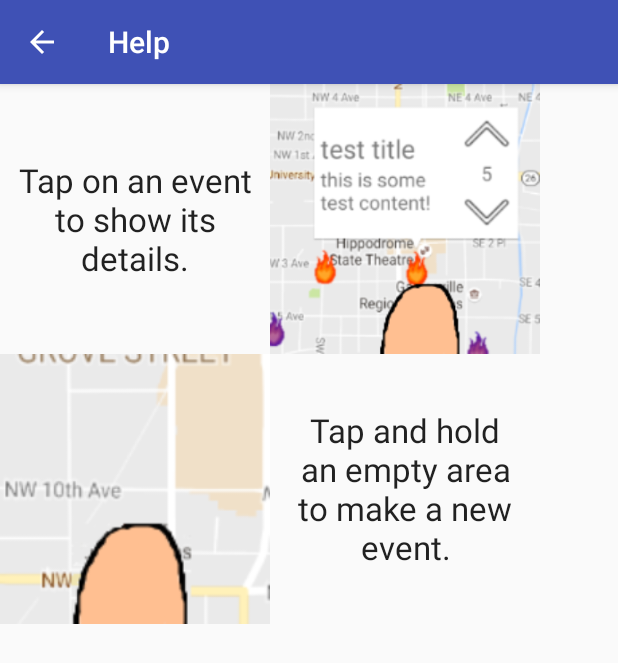
After one commit to Its-Lit-App/Android, an Android app: the help_window screen opened directly, with no data from a screen before it, on a phone screen of 412 x 824 dp. The commit adds this screen. Shown: the top 663 px of the screen. Run offline under Robolectric (Android 15) with nearby library versions, the phone set to English and light mode, and no system bars.

Commit message:
Updated with windows, added help window

```diff
--- a/app/build.gradle
+++ b/app/build.gradle
@@ -16,6 +16,9 @@ android {
             minifyEnabled false
             proguardFiles getDefaultProguardFile('proguard-android.txt'), 'proguard-rules.pro'
         }
+        debug {
+            debuggable true
+        }
     }
 }
 
--- a/app/src/main/AndroidManifest.xml
+++ b/app/src/main/AndroidManifest.xml
@@ -41,6 +41,9 @@
             </intent-filter>
         </activity>
         <activity android:name=".event_creation"></activity>
+        <activity android:name=".help_window"></activity>
+        <activity android:name=".featured_window"></activity>
+        <activity android:name=".settings_window"></activity>
     </application>
 
 </manifest>
--- /dev/null
+++ b/app/src/main/java/com/kac/its_lit_android/help_window.java
@@ -0,0 +1,33 @@
+package com.kac.its_lit_android;
+
+import android.app.Activity;
+import android.os.Bundle;
+import android.support.v7.app.AppCompatActivity;
+import android.view.Gravity;
+import android.view.MenuItem;
+
+/**
+ * Created by Kevin on 11/29/2016.
+ */
+
+public class help_window extends AppCompatActivity {
+    protected void onCreate(Bundle savedInstanceState) {
+        super.onCreate(savedInstanceState);
+        setContentView(R.layout.help_window);
+        getSupportActionBar().setDisplayHomeAsUpEnabled(true);
+        getSupportActionBar().setHomeButtonEnabled(true);
+        getSupportActionBar().setTitle("Help");
+
+    }
+
+    //Function for when the hamburger button has been pressed:
+    @Override
+    public boolean onOptionsItemSelected(MenuItem menuItem) {
+        //System.out.println("Test.");
+        if (menuItem.getItemId() == android.R.id.home) {
+            finish();
+        }
+        return super.onOptionsItemSelected(menuItem);
+    }
+
+}
--- a/app/src/main/res/layout/event_creation.xml
+++ b/app/src/main/res/layout/event_creation.xml
@@ -9,7 +9,7 @@
         android:layout_height="match_parent">
 
         <TextView
-            android:text="TItle"
+            android:text="Title"
             android:layout_width="match_parent"
             android:layout_height="wrap_content"
             android:id="@+id/TVTitle"
--- /dev/null
+++ b/app/src/main/res/layout/help_window.xml
@@ -0,0 +1,58 @@
+<?xml version="1.0" encoding="utf-8"?>
+
+<android.support.v4.widget.DrawerLayout
+    xmlns:android="http://schemas.android.com/apk/res/android"
+    xmlns:tools="http://schemas.android.com/tools"
+    android:id="@+id/drawer_layout"
+    android:layout_width="match_parent"
+    android:layout_height="match_parent">
+<LinearLayout xmlns:android="http://schemas.android.com/apk/res/android"
+    android:layout_width="match_parent"
+    android:layout_height="match_parent">
+
+    <LinearLayout
+        android:orientation="vertical"
+        android:layout_width="match_parent"
+        android:layout_height="match_parent">
+        <LinearLayout
+            android:orientation="horizontal"
+            android:layout_width="match_parent"
+            android:layout_height="wrap_content">
+        <TextView
+            android:text="Tap on an event to show its details."
+            android:textAlignment="center"
+            android:gravity="center"
+            android:layout_width="180dp"
+            android:layout_height="180dp"
+            android:id="@+id/Title1"
+            android:textAppearance="@android:style/TextAppearance.Material.Large" />
+
+            <ImageView
+                android:id="@+id/imageView1"
+                android:layout_width="180dp"
+                android:layout_height="180dp"
+                android:src="@drawable/tap_event_pic" />
+        </LinearLayout>
+
+        <LinearLayout
+            android:orientation="horizontal"
+            android:layout_width="match_parent"
+            android:layout_height="wrap_content">
+            <ImageView
+            android:id="@+id/imageView2"
+            android:layout_width="180dp"
+            android:layout_height="180dp"
+            android:src="@drawable/tap_empty" />
+            <TextView
+                android:text="Tap and hold an empty area to make a new event."
+                android:textAlignment="center"
+                android:gravity="center"
+                android:layout_width="180dp"
+                android:layout_height="180dp"
+                android:id="@+id/Title2"
+                android:textAppearance="@android:style/TextAppearance.Material.Large" />
+
+        </LinearLayout>
+    </LinearLayout>
+</LinearLayout>
+</android.support.v4.widget.DrawerLayout>
```
Also changed, not shown: app/src/main/java/com/kac/its_lit_android/MapsActivity.java (+28 -3 lines), app/src/main/java/com/kac/its_lit_android/featured_window.java (added, +31 -0 lines), app/src/main/java/com/kac/its_lit_android/settings_window.java (added, +31 -0 lines), app/src/main/res/layout/featured_window.xml (added, +15 -0 lines), app/src/main/res/layout/settings_window.xml (added, +15 -0 lines), app/src/main/res/drawable-mdpi/tap_empty.png (added), app/src/main/res/drawable-mdpi/tap_event_pic.png (added).
